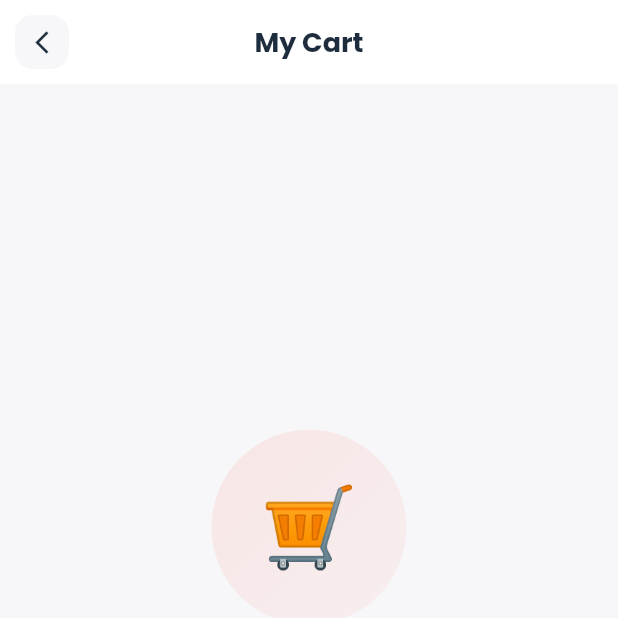
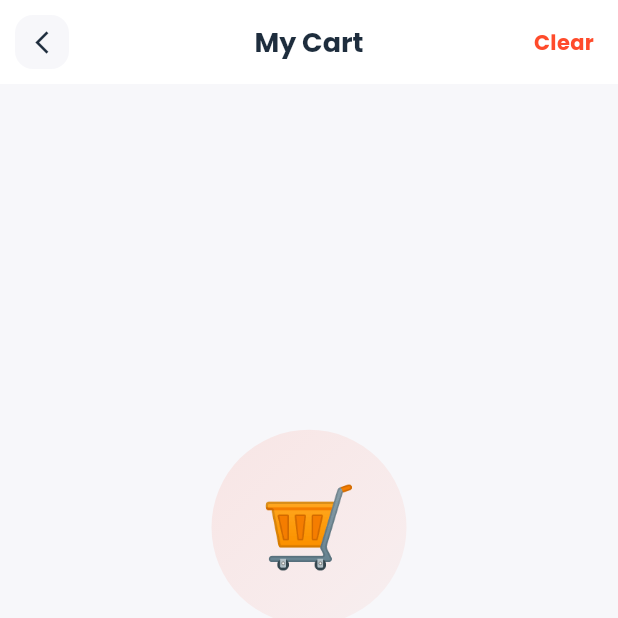
Before and after one commit to mynul56/food_on, a Flutter app: the CartView screen opened by its route, on a phone screen of 412 x 824 dp, the top half of it. Run offline on Flutter 3.47's test engine with Material 3 defaults, Android fonts, the phone set to English and light mode, and no system bars; our stand-ins replace cached_network_image, get, google_fonts, shared_preferences, shimmer, timeago; accounts and stored records are empty.

Commit message:
feat: improve cart view by enhancing controller registration and updating clear button visibility

```diff
--- a/frontend/lib/modules/cart/views/cart_view.dart
+++ b/frontend/lib/modules/cart/views/cart_view.dart
@@ -10,6 +10,11 @@ class CartView extends GetView<CartController> {
 
   @override
   Widget build(BuildContext context) {
+    // Explicitly find or put the controller in case binding fails
+    if (!Get.isRegistered<CartController>()) {
+      Get.put(CartController(), permanent: true);
+    }
+
     return Scaffold(
       backgroundColor: const Color(0xFFF7F7FA),
       appBar: _buildAppBar(context),
@@ -65,14 +70,22 @@ class CartView extends GetView<CartController> {
         ),
       ),
       actions: [
-        Obx(
-          () => controller.cartItems.isNotEmpty
-              ? TextButton(
-                  onPressed: () => _confirmClear(Get.context!),
-                  style: TextButton.styleFrom(
-                    foregroundColor: AppTheme.primaryColor,
-                    padding: const EdgeInsets.symmetric(horizontal: 16),
-                  ),
+        Center(
+          child: Padding(
+            padding: const EdgeInsets.only(right: 16),
+            child: GestureDetector(
+              onTap: () {
+                if (controller.cartItems.isNotEmpty) {
+                  _confirmClear(context);
+                } else {
+                  Get.snackbar(
+                    'Cart Empty',
+                    'There are no items to clear.',
+                    snackPosition: SnackPosition.BOTTOM,
+                    margin: const EdgeInsets.all(16),
+                  );
+                }
+              },
               child: const Text(
                 'Clear',
                 style: TextStyle(
@@ -81,8 +94,8 @@ class CartView extends GetView<CartController> {
                   fontSize: 14,
                 ),
               ),
-                )
-              : const SizedBox.shrink(),
+            ),
+          ),
         ),
       ],
     );
```
Also changed, not shown: frontend/lib/data/providers/auth_service.dart (+26 -4 lines). Lines whose indentation alone changed are shown as unchanged.
